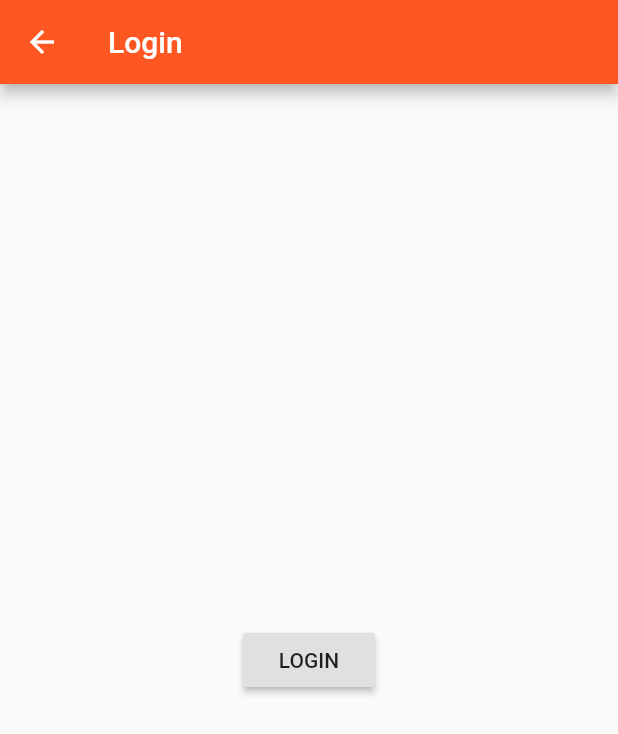
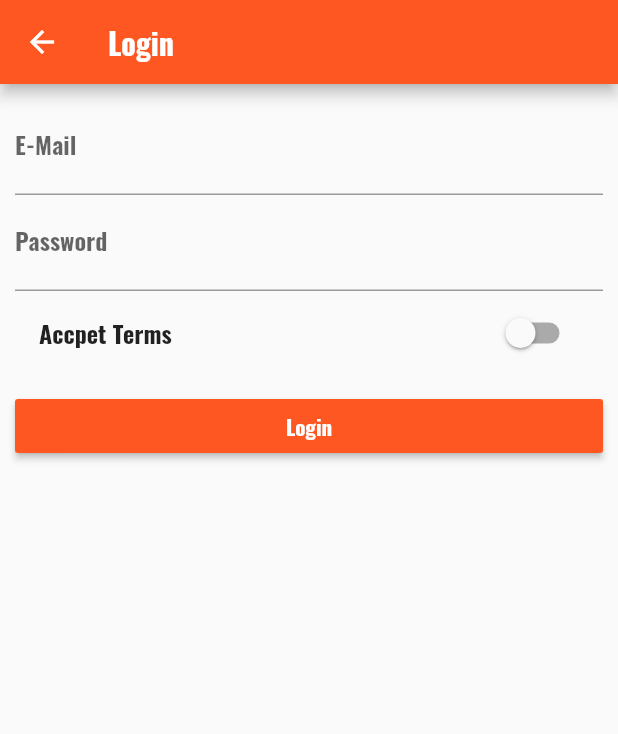
Before and after one commit to verecahill/flutterApp, a Flutter app: the AuthPage screen opened directly, on a phone screen of 412 x 824 dp. Shown: the top 734 px of the screen. Run offline on Flutter 3.47's test engine with Material 2 defaults, Android fonts, the phone set to English and light mode, and no system bars.

Commit message:
udpate apps

```diff
--- a/lib/pages/auth.dart
+++ b/lib/pages/auth.dart
@@ -1,19 +1,62 @@
 import 'package:flutter/material.dart';
 
-import './products.dart';
+class AuthPage extends StatefulWidget {
+  @override
+  State<StatefulWidget> createState() {
+    return _AuthPageState();
+  }
+}
 
-class AuthPage extends StatelessWidget {
+class _AuthPageState extends State<AuthPage> {
+  String _emailValue;
+  String _passwordValue;
+  bool _acceptTerms = false;
+
   @override
   Widget build(BuildContext context) {
-    // TODO: implement build
     return Scaffold(
         appBar: AppBar(title: Text('Login')),
-        body: Center(
-            child: RaisedButton(
-          child: Text('LOGIN'),
-          onPressed: () {
-            Navigator.pushReplacementNamed(context, '/');
-          },
-        )));
+        body: Container(
+          margin: EdgeInsets.all(10.0),
+          child: ListView(children: <Widget>[
+            TextField(
+                decoration: InputDecoration(labelText: 'E-Mail'),
+                keyboardType: TextInputType.emailAddress,
+                onChanged: (String value) {
+                  setState(() {
+                    _emailValue = value;
+                  });
+                }),
+            TextField(
+              decoration: InputDecoration(labelText: 'Password'),
+              obscureText: true,
+              onChanged: (String value) {
+                setState(() {
+                  _passwordValue = value;
+                });
+              },
+            ),
+            SwitchListTile(
+              value: _acceptTerms,
+              onChanged: (bool value) {
+                setState(() {
+                  _acceptTerms = value;
+                });
+              },
+              title: Text('Accpet Terms'),
+            ),
+            SizedBox(height: 10.0),
+            RaisedButton(
+              color: Theme.of(context).primaryColor,
+              textColor: Colors.white,
+              child: Text('Login'),
+              onPressed: () {
+                print(_emailValue);
+                print(_passwordValue);
+                Navigator.pushReplacementNamed(context, '/products');
+              },
+            )
+          ]),
+        ));
   }
 }
--- a/lib/pages/products.dart
+++ b/lib/pages/products.dart
@@ -1,7 +1,6 @@
 import 'package:flutter/material.dart';
 
 import '../product_manager.dart';
-import './products_admin.dart';
 
 class ProductsPage extends StatelessWidget {
 
```
Also changed, not shown: lib/main.dart (+7 -4 lines), lib/pages/product_create.dart (+14 -11 lines), lib/products.dart (+34 -3 lines), pubspec.yaml (+5 -4 lines), assets/Oswald-Bold.ttf (added).
